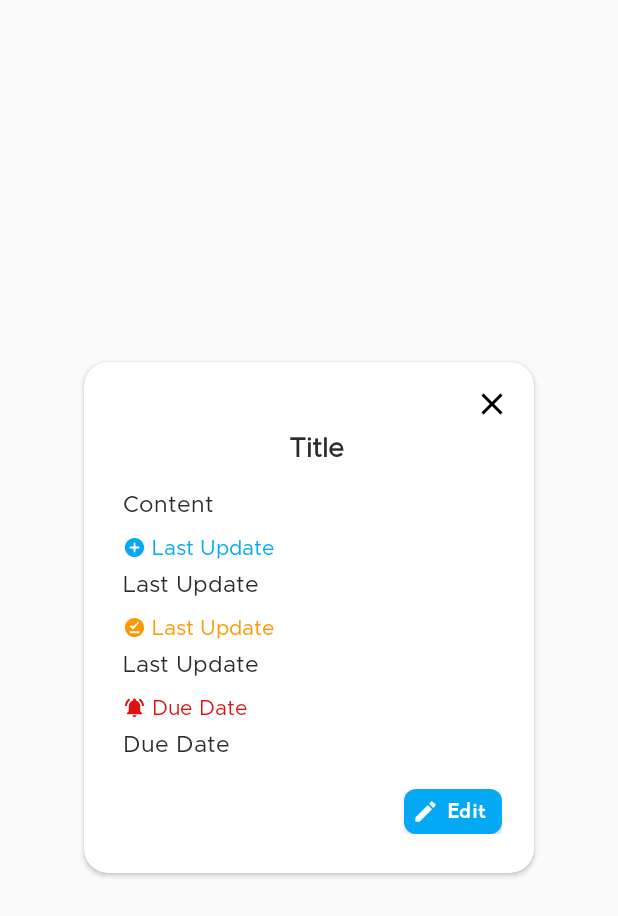
After one commit to nurimammasri/IDo-SimpleTodoList, an Android app: the layout alert_dialog_view.xml on its own in the app's theme, with its tools: preview values and no code run, on a phone screen of 412 x 824 dp. The commit adds this screen. Shown: the top 916 px of the screen. Run offline under Robolectric (Android 15) with nearby library versions, the phone set to English and light mode, and no system bars.

Commit message:
Upgrade ItemClick to View with Dialog

```diff
--- a/app/src/main/java/com/imam/ido_simpletodolist/ui/main/MainActivity.kt
+++ b/app/src/main/java/com/imam/ido_simpletodolist/ui/main/MainActivity.kt
@@ -1,6 +1,7 @@
 package com.imam.ido_simpletodolist.ui.main
 
 import android.app.Activity
+import android.app.Dialog
 import android.app.SearchManager
 import android.content.Context
 import android.content.Intent
@@ -9,6 +10,7 @@ import android.os.Bundle
 import android.view.Menu
 import android.view.MenuItem
 import android.view.View
+import android.view.Window
 import android.view.animation.AnimationUtils
 import android.widget.EditText
 import android.widget.ImageView
@@ -25,7 +27,10 @@ import com.imam.ido_simpletodolist.db.todo.Todo
 import com.imam.ido_simpletodolist.ui.create.CreateTodoActivity
 import com.imam.ido_simpletodolist.utils.Constants
 import kotlinx.android.synthetic.main.activity_main.*
+import kotlinx.android.synthetic.main.alert_dialog_view.*
 import kotlinx.android.synthetic.main.content_main.*
+import java.text.SimpleDateFormat
+import java.util.*
 
 
 class MainActivity : AppCompatActivity(), TodoAdapter.TodoEvents {
@@ -94,9 +99,38 @@ class MainActivity : AppCompatActivity(), TodoAdapter.TodoEvents {
 
     //Callback when user clicks on view note
     override fun onViewClicked(todo: Todo) {
-        val intent = Intent(this@MainActivity, CreateTodoActivity::class.java)
-        intent.putExtra(Constants.INTENT_OBJECT, todo)
-        startActivityForResult(intent, Constants.INTENT_UPDATE_TODO)
+        // Constant for date format
+        val DATE_FORMAT = "EEE, dd/MM/yyyy HH:mm"
+
+        // Date formatter
+        val dateFormat = SimpleDateFormat(
+            DATE_FORMAT,
+            Locale.getDefault()
+        )
+
+        val dialog = Dialog(this)
+        dialog.requestWindowFeature(Window.FEATURE_NO_TITLE)
+        dialog.setCancelable(true)
+        dialog.setContentView(R.layout.alert_dialog_view)
+        dialog.tv_alert_title.text = todo.title
+        dialog.tv_alert_desc.text = todo.content
+        dialog.tv_alert_create.text = dateFormat.format(todo.createAt)
+        dialog.tv_alert_update.text = dateFormat.format(todo.updateAt)
+        dialog.tv_alert_due.text = dateFormat.format(todo.dueAt)
+        dialog.window?.setBackgroundDrawableResource(android.R.color.transparent)
+
+        dialog.btn_close.setOnClickListener {
+            dialog.dismiss()
+        }
+
+        dialog.btn_edit.setOnClickListener {
+            val intent = Intent(this@MainActivity, CreateTodoActivity::class.java)
+            intent.putExtra(Constants.INTENT_OBJECT, todo)
+            startActivityForResult(intent, Constants.INTENT_UPDATE_TODO)
+            dialog.dismiss()
+        }
+
+        dialog.show()
     }
 
 
--- /dev/null
+++ b/app/src/main/res/drawable/ic_close.xml
@@ -0,0 +1,9 @@
+<vector xmlns:android="http://schemas.android.com/apk/res/android"
+        android:width="24dp"
+        android:height="24dp"
+        android:viewportWidth="24.0"
+        android:viewportHeight="24.0">
+    <path
+        android:fillColor="#FF000000"
+        android:pathData="M19,6.41L17.59,5 12,10.59 6.41,5 5,6.41 10.59,12 5,17.59 6.41,19 12,13.41 17.59,19 19,17.59 13.41,12z"/>
+</vector>
--- /dev/null
+++ b/app/src/main/res/drawable/ic_edit.xml
@@ -0,0 +1,5 @@
+<vector android:height="18dp" android:tint="@color/white"
+    android:viewportHeight="24.0" android:viewportWidth="24.0"
+    android:width="18dp" xmlns:android="http://schemas.android.com/apk/res/android">
+    <path android:fillColor="#FF000000" android:pathData="M3,17.25V21h3.75L17.81,9.94l-3.75,-3.75L3,17.25zM20.71,7.04c0.39,-0.39 0.39,-1.02 0,-1.41l-2.34,-2.34c-0.39,-0.39 -1.02,-0.39 -1.41,0l-1.83,1.83 3.75,3.75 1.83,-1.83z"/>
+</vector>
--- a/app/src/main/res/layout/activity_create_todo.xml
+++ b/app/src/main/res/layout/activity_create_todo.xml
@@ -187,10 +187,11 @@
                 android:layout_width="match_parent"
                 android:layout_height="wrap_content"
                 android:layout_marginTop="16dp"
-                android:fontFamily="@font/biko_bold"
+                android:fontFamily="@font/metropolis"
                 android:text="@string/reminder_set_for"
                 android:textColor="@color/black"
-                android:textSize="16sp" />
+                android:textSize="16sp"
+                android:textStyle="bold" />
 
             <LinearLayout
                 android:layout_width="match_parent"
@@ -203,18 +204,20 @@
                     android:layout_height="wrap_content"
                     android:layout_marginTop="16dp"
                     android:layout_marginEnd="16dp"
-                    android:fontFamily="@font/biko_bold"
+                    android:fontFamily="@font/metropolis"
                     android:textColor="@color/black"
-                    android:textSize="14sp" />
+                    android:textSize="14sp"
+                    android:textStyle="bold" />
 
                 <TextView
                     android:id="@+id/result_time"
                     android:layout_width="wrap_content"
                     android:layout_height="wrap_content"
                     android:layout_marginTop="16dp"
-                    android:fontFamily="@font/biko_bold"
+                    android:fontFamily="@font/metropolis"
                     android:textColor="@color/black"
-                    android:textSize="14sp" />
+                    android:textSize="14sp"
+                    android:textStyle="bold" />
             </LinearLayout>
 
         </LinearLayout>
--- /dev/null
+++ b/app/src/main/res/layout/alert_dialog_view.xml
@@ -0,0 +1,166 @@
+<?xml version="1.0" encoding="utf-8"?>
+<androidx.cardview.widget.CardView xmlns:android="http://schemas.android.com/apk/res/android"
+    xmlns:card="http://schemas.android.com/apk/res-auto"
+    xmlns:tools="http://schemas.android.com/tools"
+    android:layout_width="300dp"
+    android:layout_height="wrap_content"
+    android:layout_gravity="center"
+    card:cardCornerRadius="16dp">
+
+    <RelativeLayout
+        android:layout_width="match_parent"
+        android:layout_height="match_parent"
+        android:padding="16dp">
+
+        <ImageView
+            android:id="@+id/btn_close"
+            android:layout_width="wrap_content"
+            android:layout_height="wrap_content"
+            android:layout_alignParentEnd="true"
+            android:contentDescription="@string/delete"
+            android:src="@drawable/ic_close" />
+
+        <TextView
+            android:id="@+id/tv_alert_title"
+            android:layout_width="match_parent"
+            android:layout_height="wrap_content"
+            android:layout_below="@+id/btn_close"
+            android:layout_marginStart="10dp"
+            android:layout_marginTop="5dp"
+            android:fontFamily="@font/metropolis"
+            android:gravity="center"
+            android:textAppearance="@style/TextAppearance.AppCompat.Medium"
+            android:textColor="@color/black"
+            android:textSize="18sp"
+            android:textStyle="bold"
+            tools:text="@string/title" />
+
+
+        <TextView
+            android:id="@+id/tv_alert_desc"
+            android:layout_width="match_parent"
+            android:layout_height="wrap_content"
+            android:layout_below="@id/tv_alert_title"
+            android:layout_marginStart="10dp"
+            android:layout_marginTop="16dp"
+            android:fontFamily="@font/metropolis"
+            android:textColor="@color/black"
+            android:textSize="15sp"
+            android:textStyle="normal"
+            tools:text="@string/content" />
+
+        <TextView
+            android:id="@+id/tv_create"
+            android:layout_width="wrap_content"
+            android:layout_height="wrap_content"
+            android:layout_below="@id/tv_alert_desc"
+            android:layout_marginStart="10dp"
+            android:layout_marginTop="10dp"
+            android:drawableStart="@drawable/ic_drawable_create"
+            android:drawablePadding="4dp"
+            android:fontFamily="@font/metropolis"
+            android:text="@string/last_update"
+            android:textColor="@color/blue"
+            android:textSize="14sp"
+            android:textStyle="normal" />
+
+        <TextView
+            android:id="@+id/tv_alert_create"
+            android:layout_width="match_parent"
+            android:layout_height="wrap_content"
+            android:layout_below="@id/tv_create"
+            android:layout_marginStart="10dp"
+            android:layout_marginTop="5dp"
+            android:fontFamily="@font/metropolis"
+            android:textColor="@color/black"
+            android:textSize="15sp"
+            android:textStyle="normal"
+            tools:text="@string/last_update" />
+
+        <TextView
+            android:id="@+id/tv_update"
+            android:layout_width="wrap_content"
+            android:layout_height="wrap_content"
+            android:layout_below="@id/tv_alert_create"
+            android:layout_marginStart="10dp"
+            android:layout_marginTop="10dp"
+            android:drawableStart="@drawable/ic_drawable_update"
+            android:drawablePadding="4dp"
+            android:fontFamily="@font/metropolis"
+            android:text="@string/last_update"
+            android:textColor="@color/orange"
+            android:textSize="14sp"
+            android:textStyle="normal" />
+
+        <TextView
+            android:id="@+id/tv_alert_update"
+            android:layout_width="match_parent"
+            android:layout_height="wrap_content"
+            android:layout_below="@id/tv_update"
+            android:layout_marginStart="10dp"
+            android:layout_marginTop="5dp"
+            android:fontFamily="@font/metropolis"
+            android:textColor="@color/black"
+            android:textSize="15sp"
+            android:textStyle="normal"
+            tools:text="@string/last_update" />
+
+        <TextView
+            android:id="@+id/tv_due"
+            android:layout_width="wrap_content"
+            android:layout_height="wrap_content"
+            android:layout_below="@id/tv_alert_update"
+            android:layout_marginStart="10dp"
+            android:layout_marginTop="10dp"
+            android:drawableStart="@drawable/ic_drawable_due"
+            android:drawablePadding="4dp"
+            android:fontFamily="@font/metropolis"
+            android:text="@string/due_date"
+            android:textColor="@color/red"
+            android:textSize="14sp"
+            android:textStyle="normal" />
+
+        <TextView
+            android:id="@+id/tv_alert_due"
+            android:layout_width="match_parent"
+            android:layout_height="wrap_content"
+            android:layout_below="@id/tv_due"
+            android:layout_marginStart="10dp"
+            android:layout_marginTop="5dp"
+            android:fontFamily="@font/metropolis"
+            android:textColor="@color/black"
+            android:textSize="15sp"
+            android:textStyle="normal"
+            tools:text="@string/due_date" />
+
+
+        <LinearLayout
+            android:layout_width="wrap_content"
+            android:layout_height="wrap_content"
+            android:layout_below="@id/tv_alert_due"
+            android:layout_alignParentEnd="true"
+            android:layout_marginTop="20dp"
+            android:layout_marginEnd="5dp"
+            android:layout_marginBottom="10dp"
+            android:orientation="horizontal">
+
+            <Button
+                android:id="@+id/btn_edit"
+                android:layout_width="65dp"
+                android:layout_height="30dp"
+                android:layout_marginStart="16dp"
+                android:background="@drawable/btn_date"
+                android:drawableStart="@drawable/ic_edit"
+                android:drawablePadding="5dp"
+                android:fontFamily="@font/biko_bold"
+                android:padding="5dp"
+                android:text="@string/edit"
+                android:textAlignment="textStart"
+                android:textAllCaps="false"
+                android:textColor="@color/white" />
+
+        </LinearLayout>
+    </RelativeLayout>
+
+
+</androidx.cardview.widget.CardView>
--- a/app/src/main/res/layout/item_todo.xml
+++ b/app/src/main/res/layout/item_todo.xml
@@ -59,6 +59,7 @@
             android:layout_marginTop="8dp"
             android:layout_toStartOf="@+id/date"
             android:ellipsize="end"
+            android:fontFamily="@font/metropolis"
             android:maxLines="2"
             android:textColor="@color/black"
             tools:text="@string/content" />
@@ -76,10 +77,11 @@
             <TextView
                 android:layout_width="wrap_content"
                 android:layout_height="wrap_content"
-                android:fontFamily="@font/biko_bold"
+                android:fontFamily="@font/metropolis"
                 android:text="@string/last_update"
                 android:textColor="@color/black"
-                android:textSize="12sp" />
+                android:textSize="12sp"
+                android:textStyle="bold" />
 
             <TextView
                 android:id="@+id/tv_updatedate"
@@ -94,10 +96,12 @@
             <TextView
                 android:layout_width="wrap_content"
                 android:layout_height="wrap_content"
-                android:fontFamily="@font/biko_bold"
+                android:layout_marginTop="5dp"
+                android:fontFamily="@font/metropolis"
                 android:text="@string/due_date"
                 android:textColor="@color/black"
-                android:textSize="12sp" />
+                android:textSize="12sp"
+                android:textStyle="bold" />
 
             <TextView
                 android:id="@+id/tv_duedate"
--- a/app/src/main/res/values/strings.xml
+++ b/app/src/main/res/values/strings.xml
@@ -27,4 +27,5 @@
     <string name="sort_due">Sort by Due Date</string>
     <string name="image_empty_item">Image Empty Item</string>
     <string name="info_empty">There is no Todo available\nClik \'+\' to add new Todo</string>
+    <string name="edit">Edit</string>
 </resources>
```
